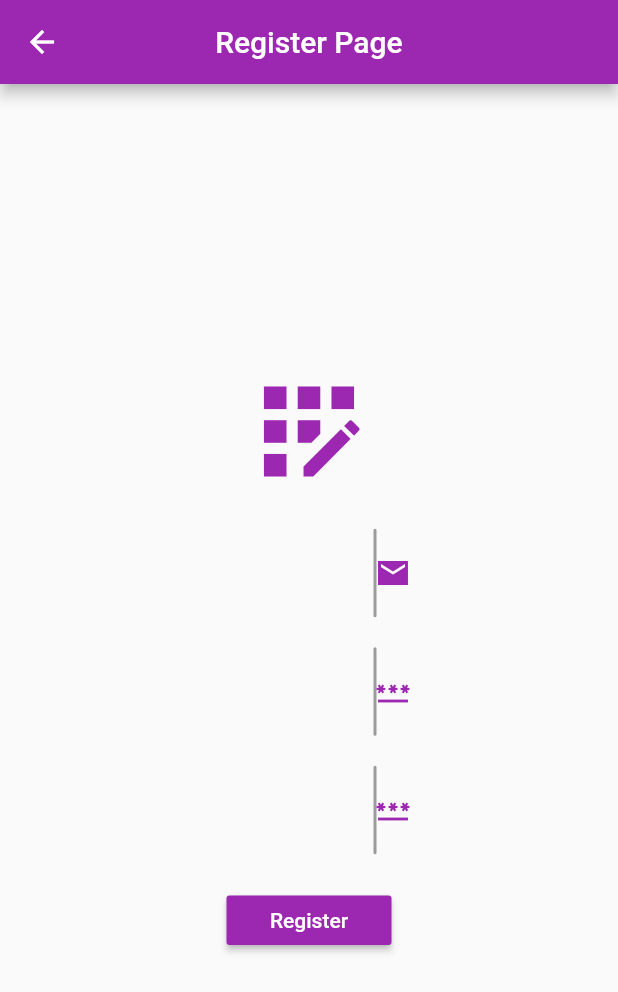
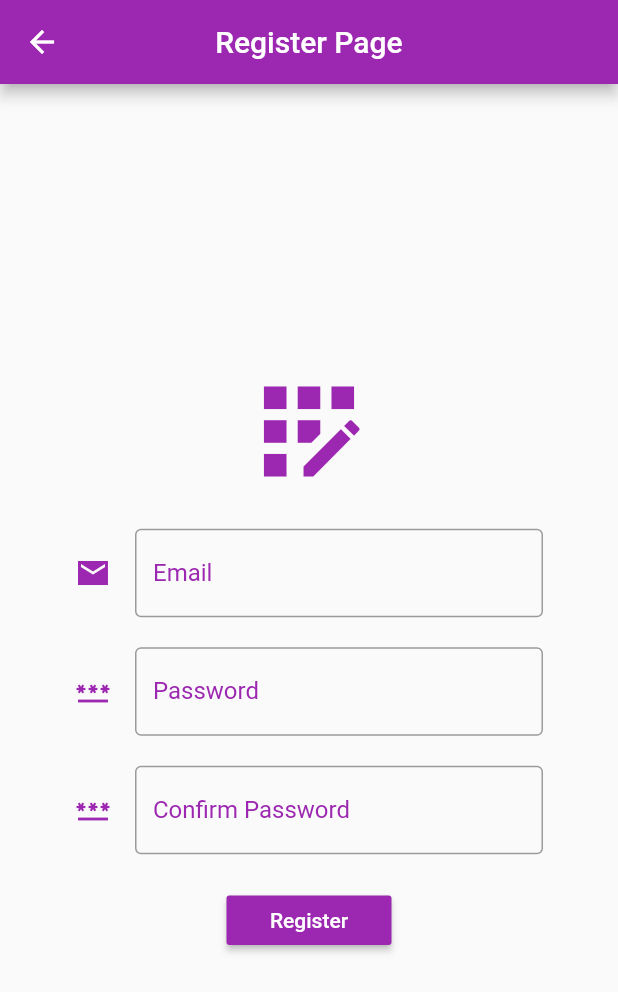
Before and after one commit to onurerdem1/loginapp1, a Flutter app: the screen it shows after launch, after a tap on "Register", on a phone screen of 412 x 824 dp. Shown: the top 992 px of the screen. Run offline on Flutter 3.47's test engine with Material 2 defaults, Android fonts, the phone set to English and light mode, and no system bars; our stand-ins replace email_validator, shared_preferences.

Commit message:
some changes made according to a size of a phone screen.

```diff
--- a/lib/main.dart
+++ b/lib/main.dart
@@ -38,7 +38,7 @@ class _LoginScreenState extends State<LoginScreen>{
             size: 150,
           ),
           Padding(
-            padding: const EdgeInsets.only(left: 250,right: 250,top: 20),
+            padding: const EdgeInsets.only(left: 50,right: 50,top: 20),
             child: TextFormField(
               controller: emailController,
               onChanged: (value){
@@ -48,7 +48,7 @@ class _LoginScreenState extends State<LoginScreen>{
                 if(value==null || value.isEmpty){
                   return "Please enter your email";
                 }
-                else if(!EmailValidator.validate(emailTemp)) return "Please enter a valid email";
+                else if(!EmailValidator.validate(emailTemp)){ return "Please enter a valid email";}
                 return null;
               },
               decoration: const InputDecoration(
@@ -59,21 +59,21 @@ class _LoginScreenState extends State<LoginScreen>{
               ),
             ),
           ),
-          Padding(padding: const EdgeInsets.only(left: 250,right: 250,top: 20),
+          Padding(padding: const EdgeInsets.only(left: 50,right: 50,top: 20),
             child: TextFormField(
               onChanged: (value)async{
                 passwordTemp=value;
                 if(passwordTemp==await getData(emailTemp)){
                   isMatched=false;
                 }
-                else isMatched=true;
+                else {isMatched=true;}
               },
               validator: (value){
                 if(value == null || value.isEmpty){
                   return "Please enter your password";
                 }
-                else if(isMatched) return "Wrong password or email";
-                else return null;
+                else if(isMatched) {return "Wrong password or email";}
+                else {return null;}
               },
               decoration: const InputDecoration(
                 labelText: "Password",
@@ -138,9 +138,9 @@ class RegisterPage extends StatelessWidget{
     child: Column(
         mainAxisAlignment: MainAxisAlignment.center,
         children: [
-          Icon(Icons.app_registration,color: Colors.purple,size: 90,),
+          const Icon(Icons.app_registration,color: Colors.purple,size: 90,),
         Padding(
-          padding: const EdgeInsets.only(left: 250,right: 250,top: 20),
+          padding: const EdgeInsets.only(left: 50,right: 50,top: 20),
           child: TextFormField(
             controller: emailController,
             onChanged: (value){
@@ -153,7 +153,7 @@ class RegisterPage extends StatelessWidget{
               else if(!EmailValidator.validate(value)){
                 return "Enter a valid email";
               }
-              else return null;
+              else {return null;}
             },
             decoration: const InputDecoration(
               labelText: "Email",
@@ -163,7 +163,7 @@ class RegisterPage extends StatelessWidget{
             ),
           ),
         ),
-        Padding(padding: const EdgeInsets.only(left: 250,right: 250,top: 20),
+        Padding(padding: const EdgeInsets.only(left: 50,right: 50,top: 20),
           child: TextFormField(
             controller: passwordController1,
             onChanged: (value){
@@ -173,7 +173,8 @@ class RegisterPage extends StatelessWidget{
               if(value == null || value.isEmpty){
                 return "Please enter your password";
               }
-              else return null;
+              if(passwordTemp1.length<6){ return "Password must be longer than 6 characters";}
+              else {return null;}
             },
             decoration: const InputDecoration(
               labelText: "Password",
@@ -184,7 +185,7 @@ class RegisterPage extends StatelessWidget{
             obscureText: true,
           ),
         ),
-          Padding(padding: const EdgeInsets.only(left: 250,right: 250,top: 20),
+          Padding(padding: const EdgeInsets.only(left: 50,right: 50,top: 20),
             child: TextFormField(
               controller: passwordController2,
               onChanged: (value)async{
@@ -200,6 +201,7 @@ class RegisterPage extends StatelessWidget{
                 else if(passwordTemp1!=passwordTemp2){
                   return "Passwords has to match";
                 }
+                if(passwordTemp2.length<6){ return "Password must be longer than 6 characters";}
                 else {
                   return null;
                 }
```
